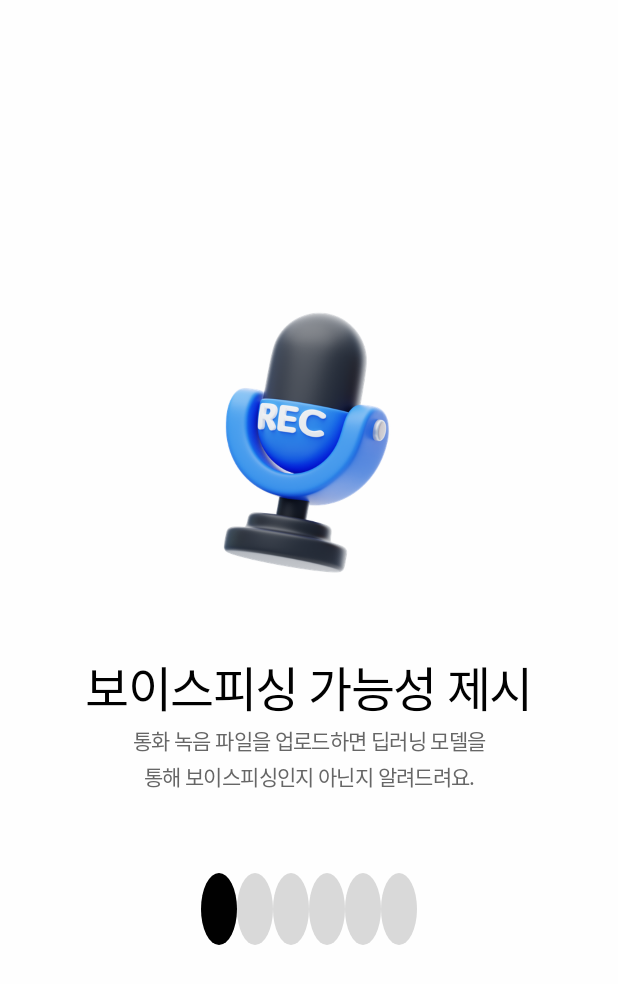
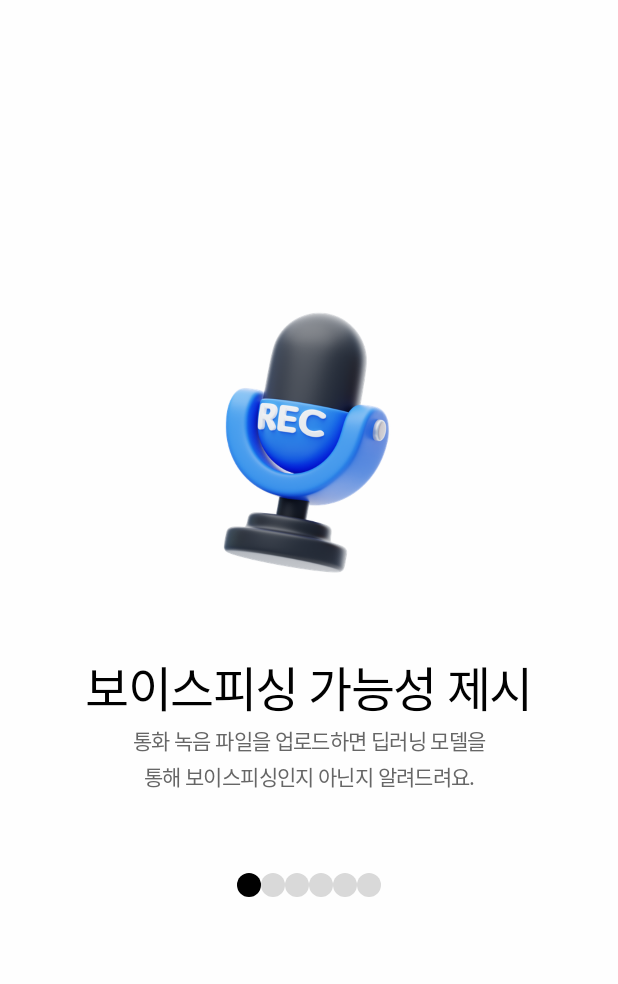
Before and after one commit to bbang427/QuadCore, an Android app: the screen it shows after launch (OnboardingActivity), on a phone screen of 412 x 824 dp. Shown: the top 984 px of the screen. Run offline under Robolectric (Android 15) with nearby library versions, the phone set to English and light mode, and no system bars.

```diff
--- a/app/build.gradle.kts
+++ b/app/build.gradle.kts
@@ -40,7 +40,6 @@ android {
 }
 
 dependencies {
-
     implementation(libs.androidx.core.ktx)
     implementation(libs.androidx.appcompat)
     implementation(libs.material)
--- a/app/src/main/java/com/example/mokathon/OnboardingActivity.kt
+++ b/app/src/main/java/com/example/mokathon/OnboardingActivity.kt
@@ -1,20 +1,42 @@
 package com.example.mokathon
 
 import android.os.Bundle
+import android.view.ViewGroup
 import androidx.appcompat.app.AppCompatActivity
 import androidx.viewpager2.widget.ViewPager2
 import com.google.android.material.tabs.TabLayout
 import com.google.android.material.tabs.TabLayoutMediator
 
-class OnboardingActivity : AppCompatActivity(){
+class OnboardingActivity : AppCompatActivity() {
+
     override fun onCreate(savedInstanceState: Bundle?) {
         super.onCreate(savedInstanceState)
         setContentView(R.layout.activity_onboarding)
 
-        val viewPager: ViewPager2=findViewById(R.id.view_pager)
+        val viewPager: ViewPager2 = findViewById(R.id.view_pager)
         val tabLayout: TabLayout = findViewById(R.id.tab_layout)
 
+        // 어댑터 연결
         viewPager.adapter = OnBoardingPagerAdapter(this)
-        TabLayoutMediator(tabLayout, viewPager) { tab, position -> }.attach()
+
+        // ViewPager2 <-> TabLayout 연결
+        TabLayoutMediator(tabLayout, viewPager) { _, _ -> }.attach()
+
+        // 🔥 핵심! tabView의 사이즈를 강제로 정사각형으로 설정해서 원형 drawable이 눌리지 않게 함
+        tabLayout.post {
+            for (i in 0 until tabLayout.tabCount) {
+                val tabView = (tabLayout.getChildAt(0) as ViewGroup).getChildAt(i)
+                val params = tabView.layoutParams as ViewGroup.MarginLayoutParams
+                params.width = dpToPx(16)   // 원하는 원 사이즈
+                params.height = dpToPx(16)
+                tabView.layoutParams = params
+            }
+        }
+    }
+
+    // dp -> px 변환 함수
+    private fun dpToPx(dp: Int): Int {
+        val density = resources.displayMetrics.density
+        return (dp * density).toInt()
     }
 }
--- a/app/src/main/res/drawable/dot_unselected.xml
+++ b/app/src/main/res/drawable/dot_unselected.xml
@@ -2,5 +2,5 @@
 <shape xmlns:android="http://schemas.android.com/apk/res/android"
     android:shape="oval">
     <solid android:color="#D9D9D9"/>
-    <size android:width="8dp" android:height="8dp"/>
+    <size android:width="10dp" android:height="10dp"/>
 </shape>
```
